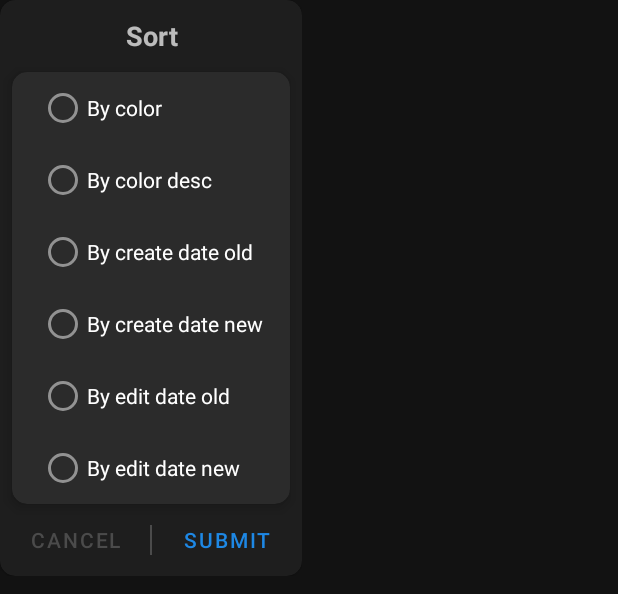
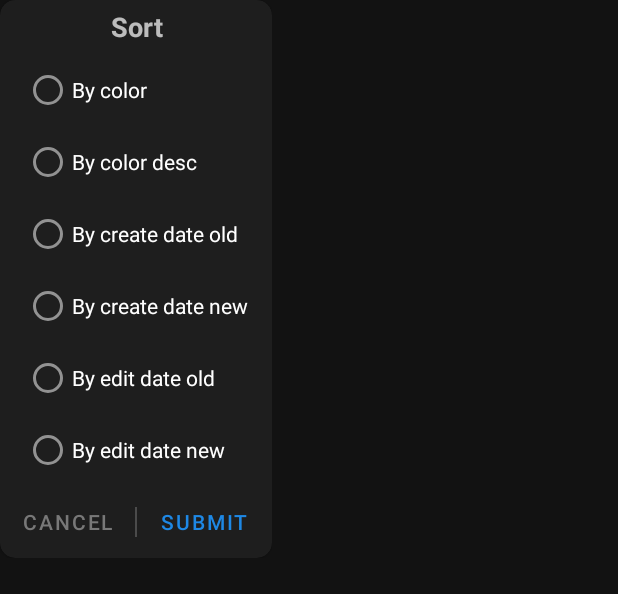
Before and after one commit to AlecSPb/Note, an Android app: the layout fragment_dialog_sort_notes.xml on its own in the app's theme, with its tools: preview values and no code run, on a phone screen of 412 x 824 dp. Shown: the top 594 px of the screen. Run offline under Robolectric (Android 15) with nearby library versions, the phone set to English and light mode, and no system bars.

Commit message:
update UI

```diff
--- a/app/src/main/java/com/coolightman/note/presentation/fragment/NotesFragment.kt
+++ b/app/src/main/java/com/coolightman/note/presentation/fragment/NotesFragment.kt
@@ -179,9 +179,9 @@ class NotesFragment : Fragment() {
 
     private fun enableButtons(isEnabled: Boolean) {
         binding.toolbar.menu.apply {
-            findItem(R.id.menu_show_date).isEnabled = isEnabled
-            findItem(R.id.menu_sort_note).isEnabled = isEnabled
-            findItem(R.id.menu_change_layout).isEnabled = isEnabled
+            findItem(R.id.menu_show_date).isVisible = isEnabled
+            findItem(R.id.menu_sort_note).isVisible = isEnabled
+            findItem(R.id.menu_change_layout).isVisible = isEnabled
         }
     }
 
--- a/app/src/main/res/layout/fragment_dialog_sort_notes.xml
+++ b/app/src/main/res/layout/fragment_dialog_sort_notes.xml
@@ -8,7 +8,6 @@
     <com.google.android.material.card.MaterialCardView
         android:layout_width="match_parent"
         android:layout_height="wrap_content"
-        android:background="@color/dark_gray"
         app:cardCornerRadius="10dp">
 
         <LinearLayout
@@ -19,7 +18,7 @@
             <com.google.android.material.textview.MaterialTextView
                 android:id="@+id/tv_title"
                 android:layout_width="match_parent"
-                android:layout_height="48dp"
+                android:layout_height="36dp"
                 android:gravity="center"
                 android:paddingStart="16dp"
                 android:paddingTop="4dp"
@@ -29,20 +28,13 @@
                 android:textSize="18sp"
                 android:textStyle="bold" />
 
-            <com.google.android.material.card.MaterialCardView
-                android:id="@+id/cv_description"
-                android:layout_width="match_parent"
-                android:layout_height="wrap_content"
-                android:layout_marginStart="8dp"
-                android:layout_marginEnd="8dp"
-                app:cardCornerRadius="10dp"
-                app:cardElevation="5dp">
-
             <RadioGroup
                 android:id="@+id/rg_sort_notes"
                 android:layout_width="wrap_content"
                 android:layout_height="wrap_content"
                 android:layout_gravity="center"
+                android:layout_marginStart="16dp"
+                android:layout_marginEnd="16dp"
                 android:orientation="vertical">
 
                 <com.google.android.material.radiobutton.MaterialRadioButton
@@ -83,8 +75,6 @@
 
             </RadioGroup>
 
-            </com.google.android.material.card.MaterialCardView>
-
             <LinearLayout
                 android:layout_width="match_parent"
                 android:layout_height="wrap_content"
@@ -94,12 +84,11 @@
                     android:id="@+id/bt_dialog_cancel"
                     style="@style/Widget.MaterialComponents.Button.TextButton.Icon"
                     android:layout_width="0dp"
-                    android:minWidth="100dp"
                     android:layout_height="48dp"
                     android:layout_gravity="center"
                     android:layout_weight="1"
-                    android:textColor="@color/light_gray"
                     android:text="@string/cancel_text"
+                    android:textColor="@color/cancel_gray"
                     app:layout_constraintBottom_toBottomOf="parent"
                     app:layout_constraintEnd_toEndOf="parent" />
 
@@ -107,16 +96,15 @@
                     android:layout_width="1dp"
                     android:layout_height="20dp"
                     android:layout_gravity="center_vertical"
-                    android:background="@color/light_gray"/>
+                    android:background="@color/light_gray" />
 
                 <com.google.android.material.button.MaterialButton
                     android:id="@+id/bt_dialog_submit"
                     style="@style/Widget.MaterialComponents.Button.TextButton.Icon"
                     android:layout_width="0dp"
-                    android:minWidth="100dp"
-                    android:layout_weight="1"
                     android:layout_height="48dp"
                     android:layout_gravity="center"
+                    android:layout_weight="1"
                     android:text="@string/submit_text"
                     app:layout_constraintBottom_toBottomOf="parent"
                     app:layout_constraintEnd_toEndOf="parent" />
--- a/app/src/main/res/layout/fragment_edit_note.xml
+++ b/app/src/main/res/layout/fragment_edit_note.xml
@@ -16,7 +16,6 @@
         app:layout_constraintEnd_toEndOf="parent"
         app:layout_constraintStart_toStartOf="parent"
         app:layout_constraintTop_toTopOf="parent"
-        app:menu="@menu/edit_note_toolbar_menu"
         app:navigationIcon="@drawable/ic_baseline_arrow_back_24"
         app:title="@string/title_note">
 
--- a/app/src/main/res/values/colors.xml
+++ b/app/src/main/res/values/colors.xml
@@ -20,4 +20,5 @@
     <color name="note_gray">#2a2a2a</color>
     <color name="transparent">#002A2A2A</color>
     <color name="warning_red">#E53935</color>
+    <color name="cancel_gray">#787878</color>
 </resources>
--- a/app/src/main/res/values/strings.xml
+++ b/app/src/main/res/values/strings.xml
@@ -38,5 +38,6 @@
     <string name="snack_permanent_deleted_all">All notes deleted permanently</string>
     <string name="snack_all_restored">All notes restored</string>
     <string name="yes">Yes</string>
-    <string name="delete_all_note_earning_text">Do you want to permanently delete notes?</string>
+    <string name="delete_all_note_earning_text">Do you want to empty the trash?</string>
+    <string name="restore_all_note_earning_text">Do you want to restore all notes?</string>
 </resources>
```
Also changed, not shown: app/src/main/java/com/coolightman/note/presentation/fragment/NotesTrashFragment.kt (+14 -6 lines), app/src/main/res/layout/fragment_dialog_warning.xml (+2 -16 lines), 1 other file. Lines whose indentation alone changed are shown as unchanged.
